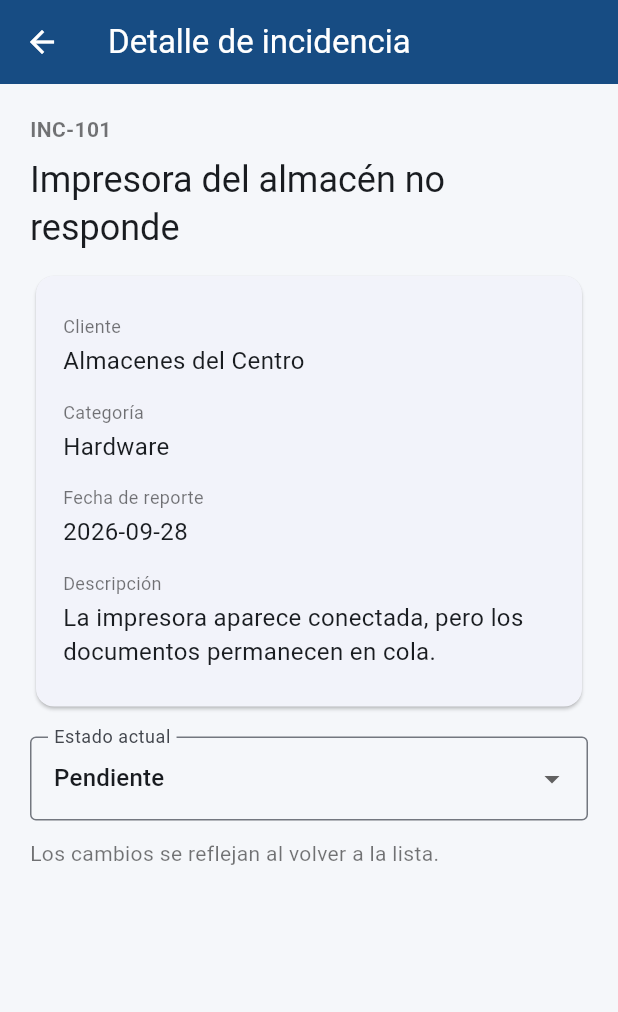
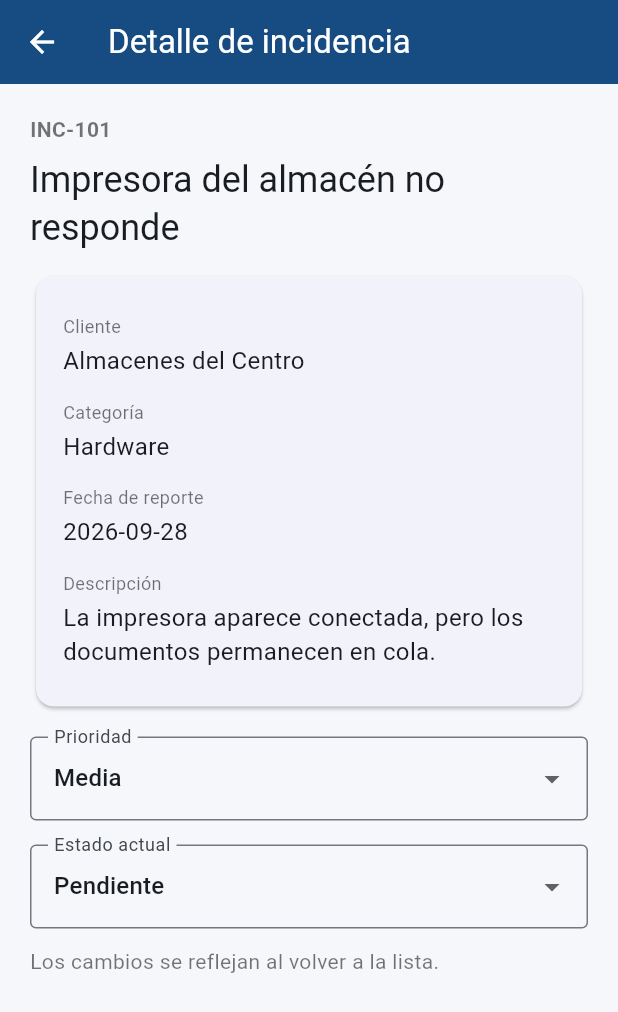
Before and after one commit to DiegoVenreis/NextSoft, a Flutter app: the screen it shows after launch, after a tap on "Impresora del almacén no responde", on a phone screen of 412 x 824 dp. Shown: the top 1012 px of the screen. Run offline on Flutter 3.47's test engine with Material 3 defaults, Android fonts, the phone set to English and light mode, and no system bars; our stand-ins replace shared_preferences.

Commit message:
feat/prioridades-Pantalla de detalle

```diff
--- a/lib/ui/pantalla_detalle.dart
+++ b/lib/ui/pantalla_detalle.dart
@@ -23,6 +23,23 @@ class _PantallaDetalleState extends State<PantallaDetalle> {
     } catch (e) {
       if (mounted) {
         ScaffoldMessenger.of(context).showSnackBar(SnackBar(content: Text('No se pudo guardar: $e')));
+      }
+    } finally {
+      if (mounted) setState(() => guardando = false);
+    }
+  }
+
+  Future<void> cambiarPrioridad(String? valor) async {
+    if (valor == null || !Incidencia.prioridadValida.contains(valor)) return;
+    setState(() => guardando = true);
+    try{
+      await widget.gestor.cambiarPrioridad(widget.id, valor);
+      if (mounted) setState(() {});
+    } catch (e){
+      if (mounted){
+        ScaffoldMessenger.of(context).showSnackBar(
+          SnackBar(content: Text('No se pudo cargar la prioridad: $e')),
+        );
       }
     } finally {
       if (mounted) setState(() => guardando = false);
@@ -70,6 +87,15 @@ class _PantallaDetalleState extends State<PantallaDetalle> {
                     ),
                     const SizedBox(height: 16),
                     DropdownButtonFormField<String>(
+                      value: item.prioridad,
+                      decoration: const InputDecoration(labelText: 'Prioridad', border: OutlineInputBorder()),
+                      items: Incidencia.prioridadValida
+                        .map((v) => DropdownMenuItem(value: v, child: Text(v)))
+                        .toList(),
+                      onChanged: guardando ? null : cambiarPrioridad,
+                    ),
+                    const SizedBox(height: 16),
+                    DropdownButtonFormField<String>(
                       value: item.estado,
                       decoration: const InputDecoration(labelText: 'Estado actual', border: OutlineInputBorder()),
                       items: ['Pendiente', 'En proceso', 'Resuelta']
```
